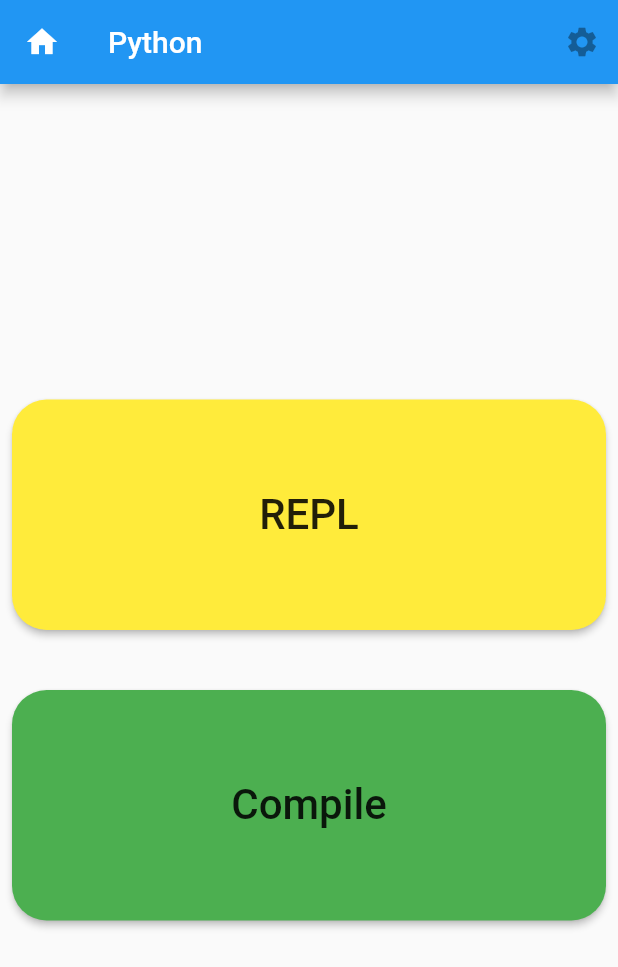
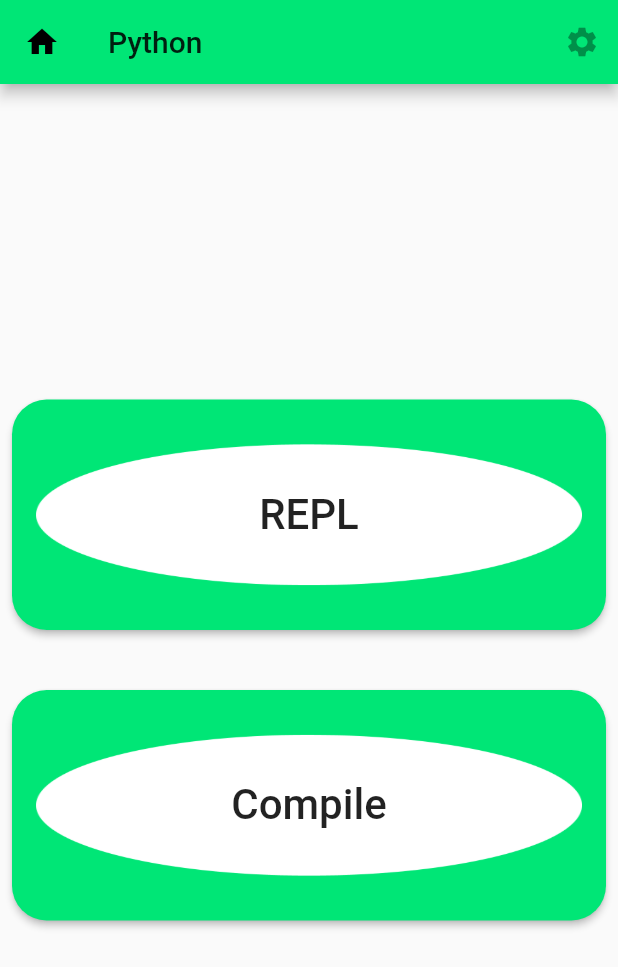
Before and after one commit to team-stack-underflow/runnable-frontend, a Flutter app: the screen it shows after launch, after a tap on "Python", on a phone screen of 412 x 824 dp. Shown: the top 967 px of the screen. Run offline on Flutter 3.47's test engine with Material 2 defaults, Android fonts, the phone set to English and light mode, and no system bars; network calls fail.

Commit message:
Rework design elements and images
Signed-off-by: ampan98 <e0407566@u.nus.edu>

```diff
--- a/lib/main.dart
+++ b/lib/main.dart
@@ -1,3 +1,4 @@
+import 'package:flutter/cupertino.dart';
 import 'package:flutter/foundation.dart';
 import 'package:web_socket_channel/io.dart';
 import 'package:flutter/material.dart';
@@ -8,6 +9,10 @@ import 'dart:convert';
 void main() {
   runApp(MaterialApp(
     title: 'RunnableApp',
+    theme: ThemeData(
+      primaryColor: Color(0xff00e676),
+      accentColor: Color(0xff424242),
+    ),
     home: RunnableHome()
     //home: ReplPage(name: 'Python')
     //home: CompilerPage(name: 'Python')
@@ -31,7 +36,7 @@ class RunnableHome extends StatelessWidget {
         actions: <Widget>[
           IconButton(
             icon: Icon(Icons.settings),
-            tooltip: 'Search',
+            tooltip: 'Settings',
             onPressed: null,
           ),
         ],
@@ -91,61 +96,6 @@ class RunnableHome extends StatelessWidget {
   }
 }
 
-/* class RCSelect extends StatefulWidget {
-  RCSelect({Key key, this.type}) : super(key: key);
-  var type;
-  @override
-  _RCSelectState createState() => _RCSelectState(type: this.type);
-}
-
-class _RCSelectState extends State<RCSelect> {
-  _RCSelectState({Key key, this.type}) : super();
-  var type;
-  @override
-  Widget build(BuildContext context) {
-    return ToggleButtons(
-      children: <Widget>[
-        Container(
-          margin: const EdgeInsets.all(10.0),
-          // Add colour
-          width: 100.0,
-          height: 48.0,
-          alignment: Alignment.center,
-          child: Text(
-            'REPL',
-            style: TextStyle(fontSize: 20)
-          )
-        ),
-        Container(
-          margin: const EdgeInsets.all(10.0),
-          // Add colour
-          width: 100.0,
-          height: 48.0,
-          alignment: Alignment.center,
-          child: Text(
-            'Compile',
-            style: TextStyle(fontSize: 20),
-          )
-        ),
-      ],
-      onPressed: (int index) {
-        setState(() {
-          for (int buttonIndex = 0; buttonIndex < type.length; buttonIndex++) {
-            if (buttonIndex == index) {
-              type[buttonIndex] = true;
-            } else {
-              type[buttonIndex] = false;
-            }
-          }
-        });
-      },
-      isSelected: this.type,
-    );
-  }
-}
-*/
-
-// LangBox start
 class LangBox extends StatelessWidget {
   LangBox({Key key, this.name, this.image}) : super(key: key);
   final String name;
@@ -162,7 +112,17 @@ class LangBox extends StatelessWidget {
       child: Column(
           mainAxisAlignment: MainAxisAlignment.spaceEvenly,
           children: <Widget>[
-        Expanded(child: Image.asset("assets/" + image)),
+        Expanded(
+          child: Container(
+            margin: EdgeInsets.all(0.03*usableHeight(context)),
+            decoration: BoxDecoration(
+              image: DecorationImage(
+                image: AssetImage('assets/' + image),
+                fit: BoxFit.contain,
+              ),
+            ),
+          ),
+        ),
         Align(
           alignment: FractionalOffset.bottomCenter,
           child: Padding(
@@ -176,7 +136,7 @@ class LangBox extends StatelessWidget {
       ]));
   }
 }
-// LangBox end
+// Homepage end
 
 // RCSelectPage start
 class RCSelectPage extends StatelessWidget {
@@ -201,7 +161,7 @@ class RCSelectPage extends StatelessWidget {
             actions: <Widget>[
               IconButton(
                 icon: Icon(Icons.settings),
-                tooltip: 'Search',
+                tooltip: 'Settings',
                 onPressed: null,
               ),
             ],
@@ -211,12 +171,8 @@ class RCSelectPage extends StatelessWidget {
               shrinkWrap: true,
               padding: EdgeInsets.all(8.0),
               children: <Widget> [
-                Container(
-                  margin: EdgeInsets.symmetric(vertical: 20),
-                  constraints: BoxConstraints(
-                    minHeight: 0.2*usableHeight(context),
-                    maxHeight: 0.2*usableHeight(context),
-                  ),
+                Padding(
+                  padding: EdgeInsets.symmetric(vertical: 20),
                   child: RaisedButton(
                       onPressed: () {
                           Navigator.push(
@@ -224,22 +180,35 @@ class RCSelectPage extends StatelessWidget {
                             MaterialPageRoute(builder: (context) => ReplPage(name: this.name)),
                           );
                       },
-                    color: Colors.yellow,
                       shape: RoundedRectangleBorder(
                           borderRadius: BorderRadius.circular(0.03*usableHeight(context)),
                       ),
+                      color: Theme.of(context).primaryColor,
+                      child: Container(
+                          decoration: BoxDecoration(
+                            image: DecorationImage(
+                              image: AssetImage('assets/select_background.png'),
+                              fit: BoxFit.fill,
+                            ),
+                            borderRadius: BorderRadius.circular(0.03*usableHeight(context)),
+                          ),
+                          constraints: BoxConstraints(
+                            minHeight: 0.2*usableHeight(context),
+                            maxHeight: 0.2*usableHeight(context),
+                            minWidth: displayWidth(context),
+                            maxWidth: displayWidth(context),
+                          ),
+                          child: Center(
                             child: Text(
                                 'REPL',
                                 style: TextStyle(fontSize: 28),
-                    ) //Your widget here,
+                            ),
+                          )
                       ),
                   ),
-                Container(
-                  margin: EdgeInsets.symmetric(vertical: 20),
-                  constraints: BoxConstraints(
-                    minHeight: 0.2*usableHeight(context),
-                    maxHeight: 0.2*usableHeight(context),
                 ),
+                Padding(
+                  padding: EdgeInsets.symmetric(vertical: 20),
                   child: RaisedButton(
                       onPressed: () {
                         Navigator.push(
@@ -247,14 +216,31 @@ class RCSelectPage extends StatelessWidget {
                           MaterialPageRoute(builder: (context) => CompilerPage(name: this.name)),
                         );
                       },
-                      color: Colors.green,
                       shape: RoundedRectangleBorder(
                         borderRadius: BorderRadius.circular(0.03*usableHeight(context)),
                       ),
+                      color: Theme.of(context).primaryColor,
+                      child: Container(
+                          decoration: BoxDecoration(
+                            image: DecorationImage(
+                              image: AssetImage('assets/select_background.png'),
+                              fit: BoxFit.fill,
+                            ),
+                            borderRadius: BorderRadius.circular(0.03*usableHeight(context)),
+                          ),
+                          constraints: BoxConstraints(
+                            minHeight: 0.2*usableHeight(context),
+                            maxHeight: 0.2*usableHeight(context),
+                            minWidth: displayWidth(context),
+                            maxWidth: displayWidth(context),
+                          ),
+                          child: Center(
                             child: Text(
                               'Compile',
                               style: TextStyle(fontSize: 28),
-                      ) //Your widget here,
+                            ),
+                          )
+                      ),//Your widget here,
                   ),
                 ),
             ]
@@ -300,7 +286,7 @@ class ReplPage extends StatelessWidget {
             ),
             IconButton(
               icon: Icon(Icons.settings),
-              tooltip: 'Search',
+              tooltip: 'Settings',
               onPressed: null,
             ),
           ],
@@ -395,6 +381,7 @@ class _ReplBodyState extends State<ReplBody> {
                 mainAxisAlignment: MainAxisAlignment.end,
                 children: <Widget>[
                   RaisedButton(
+                      color: Theme.of(context).primaryColor,
                       onPressed: _sendSubmit,
                       child: Row(
                           mainAxisAlignment: MainAxisAlignment.spaceAround,
@@ -509,7 +496,7 @@ class CompilerPage extends StatelessWidget {
             ),
             IconButton(
               icon: Icon(Icons.settings),
-              tooltip: 'Search',
+              tooltip: 'Settings',
               onPressed: null,
             ),
           ],
@@ -556,10 +543,13 @@ class _CompilerBodyState extends State<CompilerBody> {
   Widget build(BuildContext context) {
     return ListView(
         children: [
-          Row(
-              mainAxisAlignment: MainAxisAlignment.spaceAround,
+          Padding(
+            padding: const EdgeInsets.all(8.0),
+            child: Row(
+                mainAxisAlignment: MainAxisAlignment.spaceBetween,
                 children: <Widget>[
                   RaisedButton(
+                      color: Theme.of(context).primaryColor,
                       onPressed: null,
                       child: Row(
                           mainAxisAlignment: MainAxisAlignment.spaceAround,
@@ -576,6 +566,7 @@ class _CompilerBodyState extends State<CompilerBody> {
                       )
                   ),
                   RaisedButton(
+                      color: Theme.of(context).primaryColor,
                       onPressed: _sendRun,
                       child: Row(
                           mainAxisAlignment: MainAxisAlignment.spaceAround,
@@ -584,7 +575,7 @@ class _CompilerBodyState extends State<CompilerBody> {
                             Padding(
                               padding: EdgeInsets.all(8.0),
                               child: Text(
-                              'Run program',
+                                'Run',
                                 style: TextStyle(fontSize: 12),
                               ),
                             ),
@@ -592,6 +583,7 @@ class _CompilerBodyState extends State<CompilerBody> {
                       )
                   ),
                 ]
+            ),
           ),
           AnimatedContainer(
               duration: Duration(milliseconds: 200),
@@ -677,6 +669,7 @@ class _CompilerBodyState extends State<CompilerBody> {
                         mainAxisAlignment: MainAxisAlignment.end,
                         children: <Widget>[
                           RaisedButton(
+                              color: Theme.of(context).primaryColor,
                               onPressed: _sendSubmit,
                               child: Row(
                                   mainAxisAlignment: MainAxisAlignment.spaceAround,
```
Also changed, not shown: assets/c.png, assets/java.png, assets/javascript.png, assets/python.png, assets/select_background.png (added). Lines whose indentation alone changed are shown as unchanged.
